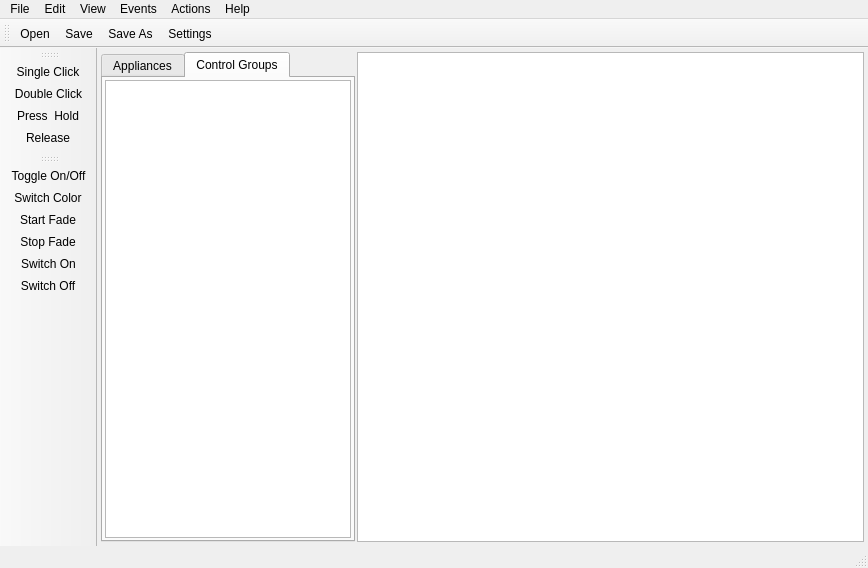
JesperWe/CANLight, file ElecntrlManager/mainwindow.ui: the form before one commit.
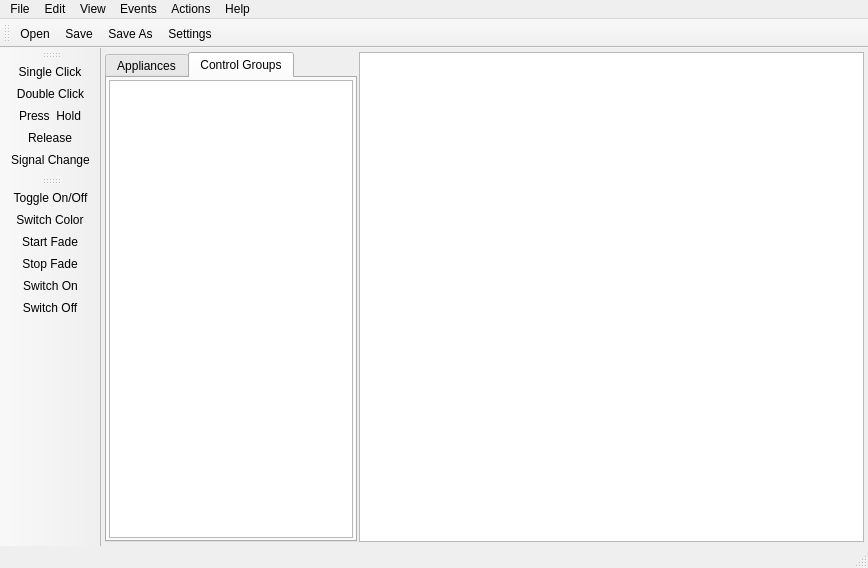
The form after the commit. Icons and pictures are not drawn. Custom widgets are drawn as their Qt base class.

Commit message: Add Analog Signal Changed event, plus fix controller positions on file open.

Patch:
```diff
--- a/ElecntrlManager/mainwindow.ui
+++ b/ElecntrlManager/mainwindow.ui
@@ -262,6 +262,7 @@
    <addaction name="actionDouble_Click"/>
    <addaction name="actionPress_Hold"/>
    <addaction name="actionRelease"/>
+   <addaction name="actionSignal_Change"/>
   </widget>
   <widget class="QToolBar" name="toolBar_Actions">
    <property name="windowTitle">
@@ -433,6 +434,16 @@
     <string>New</string>
    </property>
   </action>
+  <action name="actionSignal_Change">
+   <property name="icon">
+    <iconset>
+     <normalon>:/graphics/signal.svg</normalon>
+    </iconset>
+   </property>
+   <property name="text">
+    <string>Signal Change</string>
+   </property>
+  </action>
  </widget>
  <layoutdefault spacing="6" margin="11"/>
  <customwidgets>
```
Left out of the diff: 1 changed line with no effect on the pictures. The commit also changes 7 other files.
